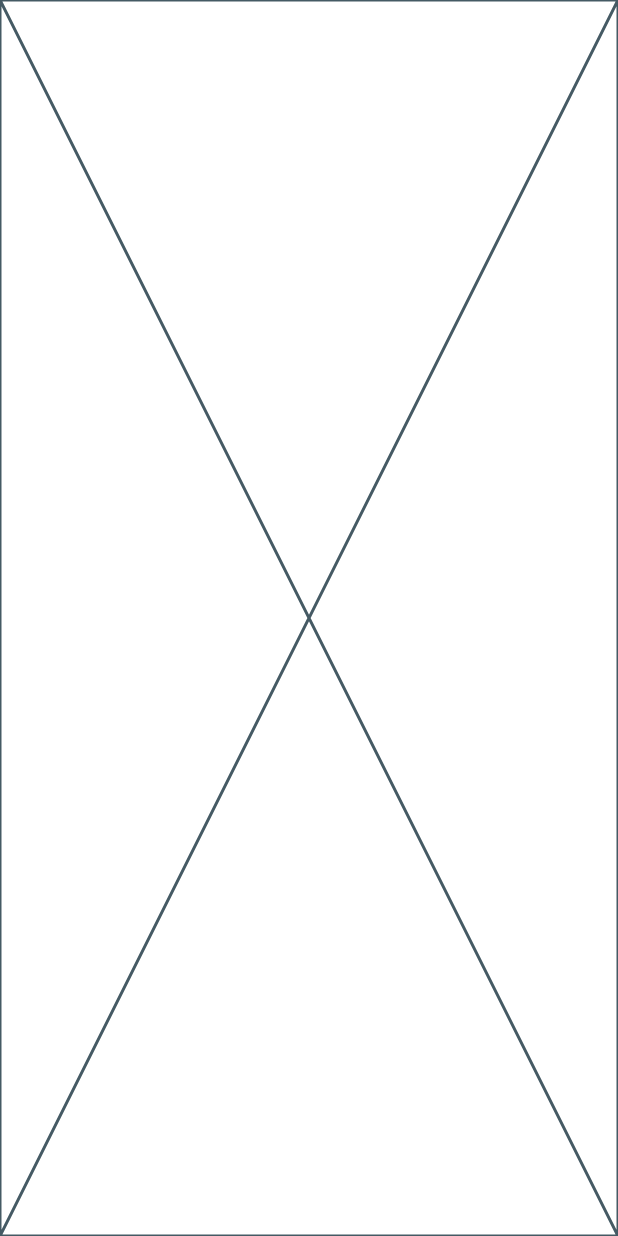
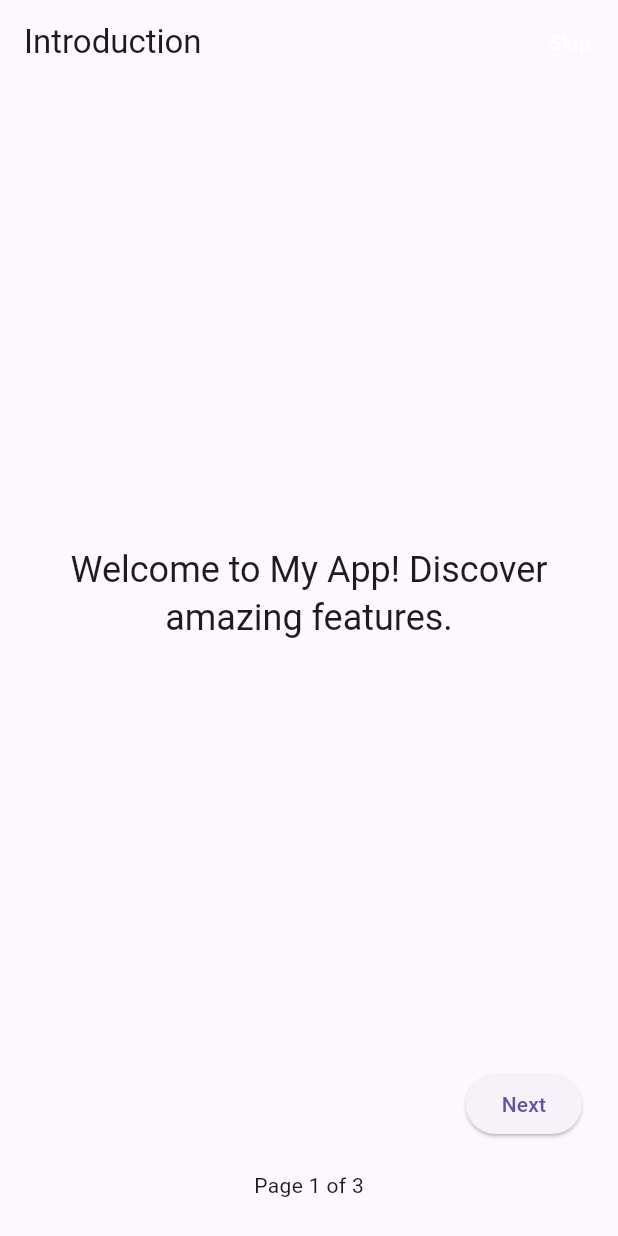
Before and after one commit to pulkitbirla/Flutter-Project-Template, a Flutter app: the screen it shows after launch, on a phone screen of 412 x 824 dp. Run offline on Flutter 3.47's test engine with Material 3 defaults, Android fonts, the phone set to English and light mode, and no system bars; our stand-ins replace dio, equatable, flutter_bloc, flutter_dotenv, go_router; missing offline and left inert: dart_jsonwebtoken.

Commit message:
added intro feature with BLoC state management, boilerplate code for the application.

```diff
--- /dev/null
+++ b/lib/features/auth/application/auth_service_contract.dart
@@ -0,0 +1,5 @@
+abstract class AuthServiceContract {
+  Future<void> login(String username, String password);
+  Future<void> register(String username, String password, String email);
+  Future<void> logout();
+}
--- /dev/null
+++ b/lib/features/intro/presentation/bloc/intro_event.dart
@@ -0,0 +1,16 @@
+part of 'intro_bloc.dart';
+
+abstract class IntroEvent extends Equatable {
+  const IntroEvent();
+
+  @override
+  List<Object> get props => [];
+}
+
+class LoadIntro extends IntroEvent {}
+
+class NextPage extends IntroEvent {}
+
+class PreviousPage extends IntroEvent {}
+
+class SkipIntro extends IntroEvent {}
--- /dev/null
+++ b/lib/features/intro/presentation/bloc/intro_state.dart
@@ -0,0 +1,45 @@
+part of 'intro_bloc.dart';
+
+abstract class IntroState extends Equatable {
+  const IntroState();
+
+  @override
+  List<Object> get props => [];
+}
+
+class IntroInitial extends IntroState {}
+
+class IntroLoading extends IntroState {}
+
+class IntroLoaded extends IntroState {
+  final List<String> pages;
+  final int currentPageIndex;
+
+  const IntroLoaded({
+required this.pages, this.currentPageIndex = 0});
+
+  @override
+  List<Object> get props => [pages, currentPageIndex];
+
+  IntroLoaded copyWith({
+    List<String>? pages,
+    int? currentPageIndex,
+  }) {
+    return IntroLoaded(
+      pages: pages ?? this.pages,
+      currentPageIndex: currentPageIndex ?? this.currentPageIndex,
+    );
+  }
+}
+
+class IntroError extends IntroState {
+  final String message;
+
+  const IntroError(this.message);
+
+  @override
+  List<Object> get props => [message];
+}
+
+// New state to indicate navigation away from intro
+class IntroCompletedOrSkipped extends IntroState {}
--- /dev/null
+++ b/lib/features/intro/presentation/pages/intro_page.dart
@@ -0,0 +1,125 @@
+import 'package:flutter/material.dart';
+import 'package:flutter_bloc/flutter_bloc.dart';
+import 'package:go_router/go_router.dart'; // Import go_router
+
+import '../bloc/intro_bloc.dart';
+
+class IntroPage extends StatefulWidget {
+  const IntroPage({Key? key}) : super(key: key);
+
+  @override
+  State<IntroPage> createState() => _IntroPageState();
+}
+
+class _IntroPageState extends State<IntroPage> {
+  @override
+  void initState() {
+    super.initState();
+    // Dispatch LoadIntro when the page is created
+    context.read<IntroBloc>().add(LoadIntro());
+  }
+
+  void _navigateToNextScreen() {
+    // TODO: Implement actual navigation to the next screen (e.g., home or login)
+    // Example using go_router:
+    // Check if the context is still valid before navigating
+    if (mounted) {
+       GoRouter.of(context).go('/login'); // Example: Navigate to login page
+    }
+  }
+
+  @override
+  Widget build(BuildContext context) {
+    return Scaffold(
+      appBar: AppBar(
+        title: const Text('Introduction'),
+        actions: [
+          BlocBuilder<IntroBloc, IntroState>(
+            builder: (context, state) {
+              // Show Skip button only in IntroLoaded state and not on the last page
+              if (state is IntroLoaded && state.currentPageIndex < state.pages.length - 1) {
+                return TextButton(
+                  onPressed: () {
+                    context.read<IntroBloc>().add(SkipIntro());
+                  },
+                  child: const Text('Skip', style: TextStyle(color: Colors.white)),
+                );
+              }
+              return Container(); // Hide button otherwise
+            },
+          ),
+        ],
+      ),
+      body: Center(
+        child: BlocConsumer<IntroBloc, IntroState>(
+          listener: (context, state) {
+            if (state is IntroCompletedOrSkipped) {
+              _navigateToNextScreen();
+            } else if (state is IntroError) {
+               ScaffoldMessenger.of(context).showSnackBar(
+                SnackBar(content: Text('Error loading intro: ${state.message}')),
+              );
+            }
+          },
+          builder: (context, state) {
+            if (state is IntroInitial || state is IntroLoading) {
+              return const CircularProgressIndicator();
+            } else if (state is IntroLoaded) {
+              final currentPageContent = state.pages[state.currentPageIndex];
+              final isLastPage = state.currentPageIndex == state.pages.length - 1;
+
+              return Padding(
+                padding: const EdgeInsets.all(24.0),
+                child: Column(
+                  mainAxisAlignment: MainAxisAlignment.center,
+                  crossAxisAlignment: CrossAxisAlignment.center,
+                  children: [
+                    Expanded(
+                      child: Center(
+                        child: Text(
+                          currentPageContent,
+                          textAlign: TextAlign.center,
+                          style: Theme.of(context).textTheme.headlineSmall,
+                        ),
+                      ),
+                    ),
+                    Row(
+                      mainAxisAlignment: MainAxisAlignment.spaceBetween,
+                      children: [
+                        // Back button
+                        if (state.currentPageIndex > 0)
+                          ElevatedButton(
+                            onPressed: () {
+                              context.read<IntroBloc>().add(PreviousPage());
+                            },
+                            child: const Text('Back'),
+                          ) else const SizedBox(width: 80), // Placeholder to keep button alignment
+
+                        // Next or Get Started button
+                        ElevatedButton(
+                          onPressed: () {
+                            if (isLastPage) {
+                              context.read<IntroBloc>().add(SkipIntro()); // Treat Get Started as Skip/Complete
+                            } else {
+                              context.read<IntroBloc>().add(NextPage());
+                            }
+                          },
+                          child: Text(isLastPage ? 'Get Started' : 'Next'),
+                        ),
+                      ],
+                    ),
+                     const SizedBox(height: 20), // Spacing below buttons
+                     Text('Page ${state.currentPageIndex + 1} of ${state.pages.length}'), // Page indicator
+                  ],
+                ),
+              );
+            } else if (state is IntroError) {
+              return Text('Error: ${state.message}');
+            }
+            return const Text('Unknown state');
+          },
+        ),
+      ),
+    );
+  }
+}
--- a/lib/main.dart
+++ b/lib/main.dart
@@ -1,10 +1,14 @@
 import 'package:flutter/material.dart';
+import 'package:flutter_bloc/flutter_bloc.dart';
 import 'package:flutter_dotenv/flutter_dotenv.dart';
 import 'package:flutter_web_plugins/flutter_web_plugins.dart';
 import 'config/theme.dart';
+import 'package:myapp/features/intro/presentation/bloc/intro_bloc.dart';
 
-void main() {
-  dotenv.load(fileName: ".env");
+import 'routes/app_router.dart'; // Import IntroBloc
+
+void main() async { // Made main async to load dotenv
+  await dotenv.load(fileName: ".env");
   setUrlStrategy(PathUrlStrategy());
   runApp(MyApp());
 }
@@ -19,17 +23,14 @@ class MyApp extends StatefulWidget {
 class _MyAppState extends State<MyApp> {
   @override
   Widget build(BuildContext context) {
-    return MaterialApp(
-      debugShowCheckedModeBanner: false,
-      themeMode: ThemeMode.system,
-      theme: AppTheme.lightTheme,
-      highContrastTheme: ThemeData(),
-      highContrastDarkTheme: ThemeData(),
-      darkTheme: AppTheme.darkTheme,
-      title: 'Pulkit Birla',
-      // routes: AppRoutes.routes,
-      // initialRoute: AppRoutes.alert,
-      home: Placeholder(),
+    return BlocProvider<IntroBloc>(
+      create: (context) => IntroBloc(), // Provide IntroBloc here
+      child: MaterialApp.router(
+        debugShowCheckedModeBanner: false,
+        title: 'My App',
+        theme: AppTheme.lightTheme, // Assuming AppTheme is defined
+        routerConfig: goRouter, // Use the goRouter instance
+      ),
     );
   }
 }
--- /dev/null
+++ b/lib/routes/app_router.dart
@@ -0,0 +1,15 @@
+import 'package:go_router/go_router.dart';
+
+import '../features/intro/presentation/pages/intro_page.dart';
+final goRouter = GoRouter(
+  routes: [
+    GoRoute(
+      path: '/',
+      builder: (context, state) => const IntroPage(),
+    ),
+    // GoRoute(
+    //   path: '/login',
+    //   builder: (context, state) => const LoginPage(),
+    // )
+  ],
+);
--- a/pubspec.yaml
+++ b/pubspec.yaml
@@ -40,6 +40,9 @@ dependencies:
 
   flutter_web_plugins:
     sdk: flutter
+  go_router: ^15.0.0
+  flutter_bloc: ^9.1.0
+  equatable: ^2.0.7
 
 dev_dependencies:
   flutter_test:
```
Also changed, not shown: lib/features/auth/domain/entities/user.dart (+11 -0 lines), lib/features/auth/domain/repository/auth_repository.dart (+13 -0 lines), lib/features/auth/domain/usecases/logout_user.dart (+11 -0 lines), lib/features/intro/presentation/bloc/intro_bloc.dart (added, +69 -0 lines), lib/features/auth/data/auth_data_source_contract.dart (added), lib/features/auth/data/mapper/auth_mapper.dart (added), lib/features/auth/data/mapper/user_mapper.dart (added), lib/features/auth/presentation/bloc/auth_event.dart (line endings or trailing spaces), lib/features/auth/presentation/bloc/auth_state.dart (line endings or trailing spaces), lib/features/auth/presentation/widgets/auth_form.dart (line endings or trailing spaces), pubspec.lock.
